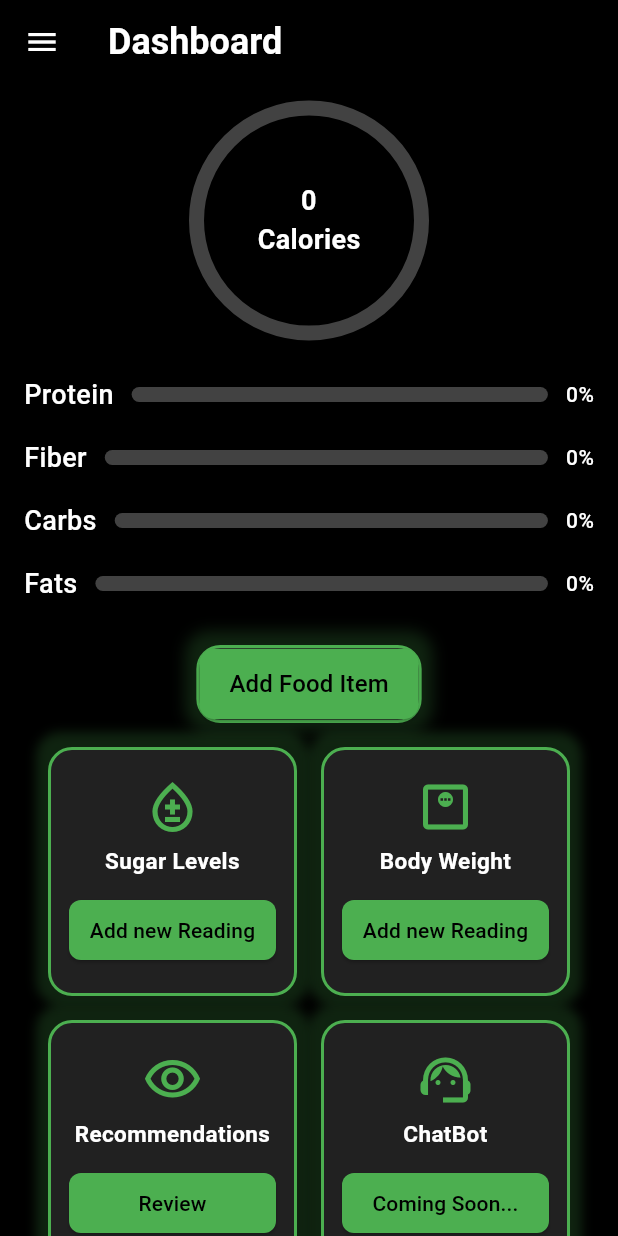
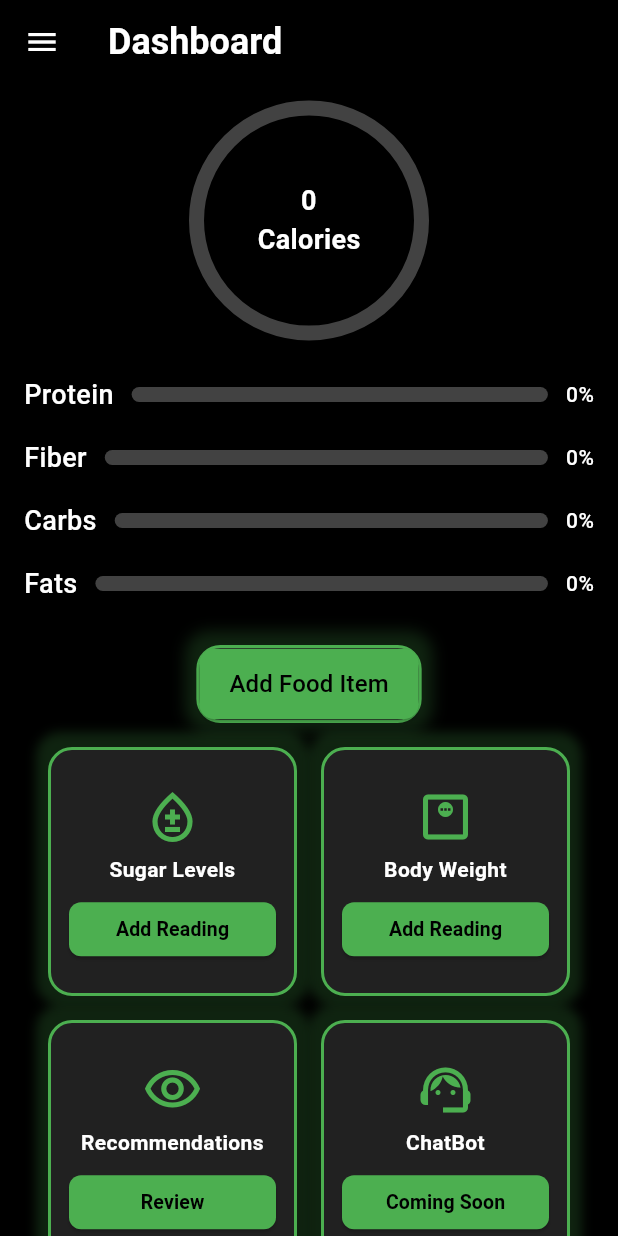
Before and after one commit to himanshuchopade97/nourish, a Flutter app: the DashboardPage screen opened by its route, on a phone screen of 412 x 824 dp. Run offline on Flutter 3.47's test engine with Material 3 defaults, Android fonts, the phone set to English and light mode, and no system bars; our stand-ins replace animate_do, shared_preferences; accounts and stored records are empty.

Commit message:
slight changes

```diff
--- a/lib/pages/dashboard.dart
+++ b/lib/pages/dashboard.dart
@@ -113,7 +113,7 @@ class _DashboardPageState extends State<DashboardPage> {
               color: Colors.green.withOpacity(0.2),
               spreadRadius: 8,
               blurRadius: 5,
-              offset: Offset(0, -2),
+              offset: const Offset(0, -2),
             ),
           ],
         ),
@@ -126,13 +126,14 @@ class _DashboardPageState extends State<DashboardPage> {
               title,
               style: const TextStyle(
                   color: Colors.white,
-                  fontSize: 15,
+                  fontSize: 14,
                   fontWeight: FontWeight.w600),
               textAlign: TextAlign.center,
             ),
             const SizedBox(height: 12),
             SizedBox(
               width: double.infinity,
+              height: 36, // Fixed height for buttons
               child: ElevatedButton(
                 onPressed: () {
                   // Handle button action
@@ -140,14 +141,18 @@ class _DashboardPageState extends State<DashboardPage> {
                 style: ElevatedButton.styleFrom(
                   backgroundColor: Colors.green,
                   foregroundColor: Colors.black,
-                  padding: EdgeInsets.symmetric(horizontal: 10, vertical: 8),
+                  padding: const EdgeInsets.symmetric(horizontal: 5, vertical: 5),
                   shape: RoundedRectangleBorder(
                       borderRadius: BorderRadius.circular(8)),
                 ),
-                child: Text(
-                  buttonText,
-                  style: TextStyle(fontSize: 14),
-                  textAlign: TextAlign.center,
+                child: FittedBox(
+                  fit: BoxFit.scaleDown,
+                  child: Text(
+                    buttonText,
+                    style: const TextStyle(fontSize: 13, fontWeight: FontWeight.w600),
+                    textAlign: TextAlign.center,
+                    maxLines: 1,
+                  ),
                 ),
               ),
             ),
@@ -167,15 +172,15 @@ class _DashboardPageState extends State<DashboardPage> {
           padding: EdgeInsets.zero,
           children: [
             DrawerHeader(
-              decoration: BoxDecoration(color: Colors.green),
+              decoration: const BoxDecoration(color: Colors.green),
               child: Column(
                 crossAxisAlignment: CrossAxisAlignment.start,
                 children: [
-                  Icon(Icons.account_circle, size: 60, color: Colors.white),
-                  SizedBox(height: 10),
+                  const Icon(Icons.account_circle, size: 60, color: Colors.white),
+                  const SizedBox(height: 10),
                   Text(
                     "Welcome, $username",
-                    style: TextStyle(
+                    style: const TextStyle(
                       color: Colors.white,
                       fontSize: 20,
                       fontWeight: FontWeight.bold,
@@ -314,7 +319,7 @@ class _DashboardPageState extends State<DashboardPage> {
                                     color: Colors.green.withOpacity(0.2),
                                     spreadRadius: 7,
                                     blurRadius: 8,
-                                    offset: Offset(0, -2),
+                                    offset: const Offset(0, -2),
                                   ),
                                 ],
                               ),
@@ -325,7 +330,7 @@ class _DashboardPageState extends State<DashboardPage> {
                                 style: ElevatedButton.styleFrom(
                                   backgroundColor: Colors.green,
                                   foregroundColor: Colors.black,
-                                  padding: EdgeInsets.symmetric(
+                                  padding: const EdgeInsets.symmetric(
                                       horizontal: 20, vertical: 12),
                                   shape: RoundedRectangleBorder(
                                       borderRadius: BorderRadius.circular(10)),
@@ -347,12 +352,12 @@ class _DashboardPageState extends State<DashboardPage> {
                                 _buildCard(
                                   icon: Icons.bloodtype_outlined,
                                   title: "Sugar Levels",
-                                  buttonText: "Add new Reading",
+                                  buttonText: "Add Reading",
                                 ),
                                 _buildCard(
                                   icon: Icons.monitor_weight_outlined,
                                   title: "Body Weight",
-                                  buttonText: "Add new Reading",
+                                  buttonText: "Add Reading",
                                 ),
                                 _buildCard(
                                   icon: Icons.visibility_outlined,
@@ -362,7 +367,7 @@ class _DashboardPageState extends State<DashboardPage> {
                                 _buildCard(
                                   icon: Icons.support_agent,
                                   title: "ChatBot",
-                                  buttonText: "Coming Soon...",
+                                  buttonText: "Coming Soon",
                                 ),
                               ],
                             ),
--- a/lib/pages/premium.dart
+++ b/lib/pages/premium.dart
@@ -58,7 +58,7 @@ class ExplorePremium extends StatelessWidget {
             SizedBox(height: 16),
             _buildPlanCard(
               title: 'Free',
-              price: '\$0 /month',
+              price: '\₹0 /month',
               features: [
                 'Basic calorie tracking',
                 'Basic food database',
@@ -70,25 +70,10 @@ class ExplorePremium extends StatelessWidget {
               ],
               isCurrent: true,
             ),
-            // SizedBox(height: 16),
-            // _buildPlanCard(
-            //   title: 'Pro',
-            //   price: '\$9.99 /month',
-            //   features: [
-            //     'Advanced tracking',
-            //     'Expanded food database',
-            //     'Community access',
-            //     'Nutri-Buddy AI Assistant',
-            //   ],
-            //   excludedFeatures: [
-            //     'Expert Nutrition Guidance',
-            //   ],
-            //   buttonText: 'Get Pro',
-            // ),
             SizedBox(height: 16),
             _buildPlanCard(
               title: 'Ultimate',
-              price: '\$19.99 /month',
+              price: '\₹99 /month',
               features: [
                 'Advanced tracking',
                 'Complete food database',
--- a/lib/pages/recommendations_page.dart
+++ b/lib/pages/recommendations_page.dart
@@ -222,7 +222,7 @@ Generate a meal plan for a user with the following details: ${jsonEncode(foodSum
           "messages": [
             {
               "role": "system",
-              "content": "You are a nutrition expert. Generate a personalized meal plan based on the user's context. The meal plan should be strictly based on users's existing habits, which are given in the context. Additionally, consider the current time of the day and provide 3 meal options for the user to choose from. Do not print the current context , only give meal plan based on current time of the day (example 3 meal options for lunch if current time is between 12 noon to 3:30 pm),make sure it is suitable for diabetic person(low glycemic index) also make sure that the options that you give are a compatible meal choice altogether, indian cuisine , along with calories /100 gms and macros and should be strictly according to the user's past eating habits"
+              "content": "You are a nutrition expert. Generate a personalized meal plan based on the user's context. The meal plan should be strictly based on users's existing habits, which are given in the context. Additionally, consider the current time of the day and provide 3 meal options for the user to choose from. Do not print the current context , only give meal plan based on current time of the day (example 3 meal options for lunch if current time is between 12 noon to 3:30 pm),make sure it is suitable for diabetic person(low glycemic index) also make sure that the options that you give are a compatible meal choice altogether, indian cuisine , along with calories /100 gms and macros and should be strictly according to the user's past eating habits, healthy and low glycemic index food required."
             },
             {
               "role": "user",
```
